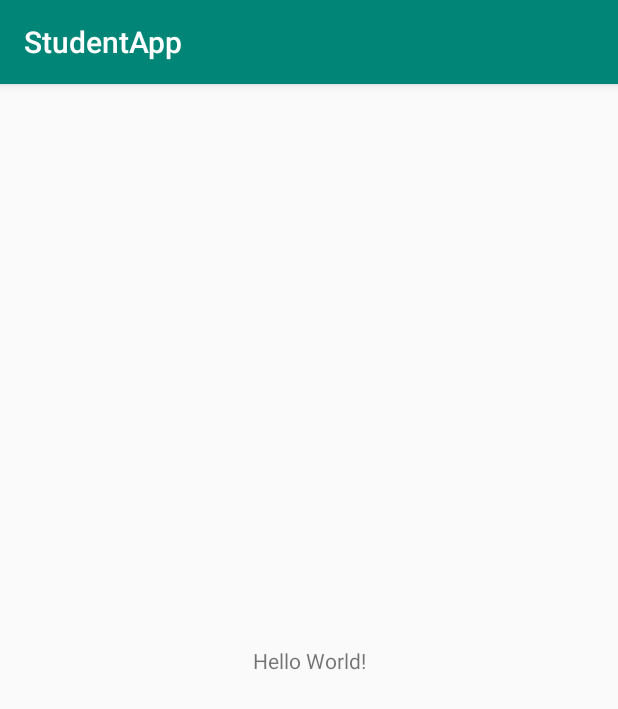
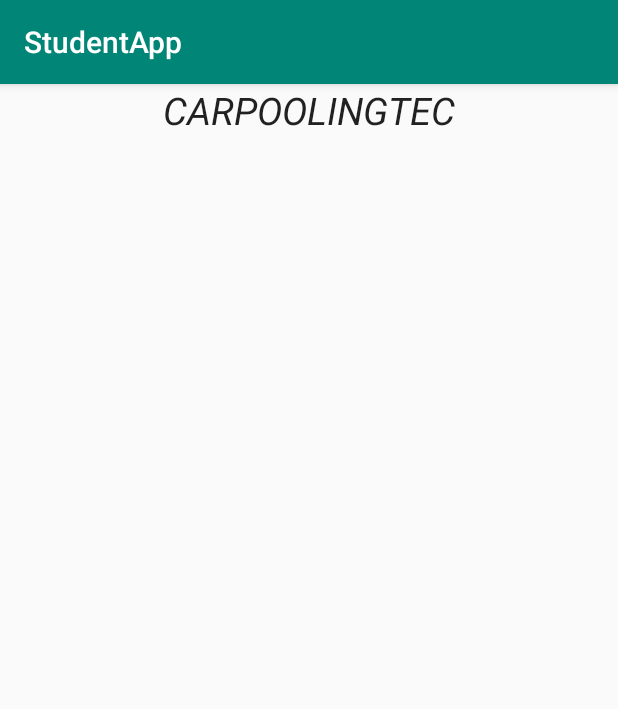
Before and after one commit to juan230500/StudentApp, an Android app: the screen it shows after launch (MainActivity), on a phone screen of 412 x 824 dp. Shown: the top 709 px of the screen. Run offline under Robolectric (Android 15) with nearby library versions, the phone set to English and light mode, and no system bars.

Commit message:
Inicio de diseño de la pantalla principal

```diff
--- a/app/src/main/res/layout/activity_main.xml
+++ b/app/src/main/res/layout/activity_main.xml
@@ -1,18 +1,18 @@
-<?xml version="1.0" encoding="utf-8"?>
-<android.support.constraint.ConstraintLayout xmlns:android="http://schemas.android.com/apk/res/android"
-    xmlns:app="http://schemas.android.com/apk/res-auto"
-    xmlns:tools="http://schemas.android.com/tools"
+<LinearLayout
     android:layout_width="match_parent"
     android:layout_height="match_parent"
-    tools:context=".MainActivity">
+    android:orientation="vertical"
+    xmlns:android="http://schemas.android.com/apk/res/android">
 
     <TextView
-        android:layout_width="wrap_content"
+        android:layout_width="match_parent"
         android:layout_height="wrap_content"
-        android:text="Hello World!"
-        app:layout_constraintBottom_toBottomOf="parent"
-        app:layout_constraintLeft_toLeftOf="parent"
-        app:layout_constraintRight_toRightOf="parent"
-        app:layout_constraintTop_toTopOf="parent" />
+        android:text="CarpoolingTEC"
+        android:textAlignment="center"
+        android:textAllCaps="true"
+        android:textAppearance="@style/TextAppearance.AppCompat.Caption"
+        android:textColor="?android:attr/actionMenuTextColor"
+        android:textSize="25dp"
+        android:textStyle="italic" />
 
-</android.support.constraint.ConstraintLayout>
+</LinearLayout>
```
